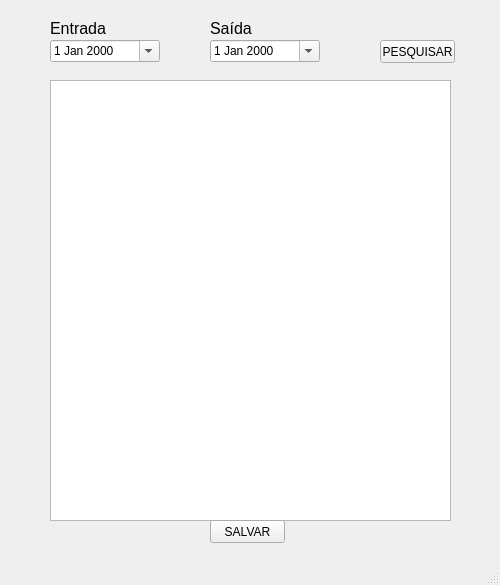
kazluBR/hpsol-desktop-apps, file diarias/interface.ui: the form before one commit.
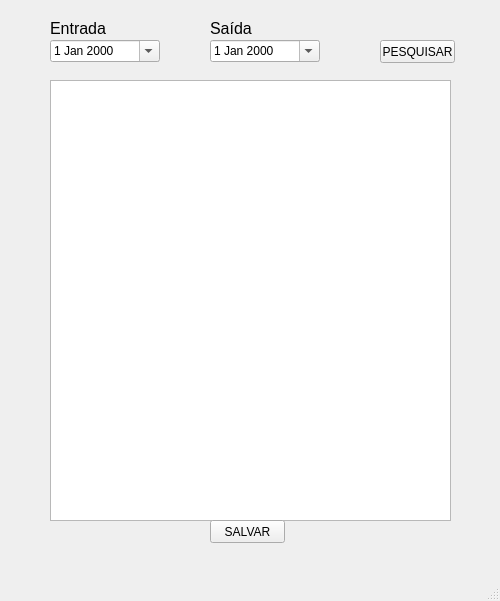
The form after the commit.

The edit to the form file:
```diff
--- a/diarias/interface.ui
+++ b/diarias/interface.ui
@@ -7,7 +7,7 @@
     <x>0</x>
     <y>0</y>
     <width>500</width>
-    <height>585</height>
+    <height>601</height>
    </rect>
   </property>
   <property name="windowTitle">
```
Left out of the diff: 2 changed lines with no effect on the pictures.
